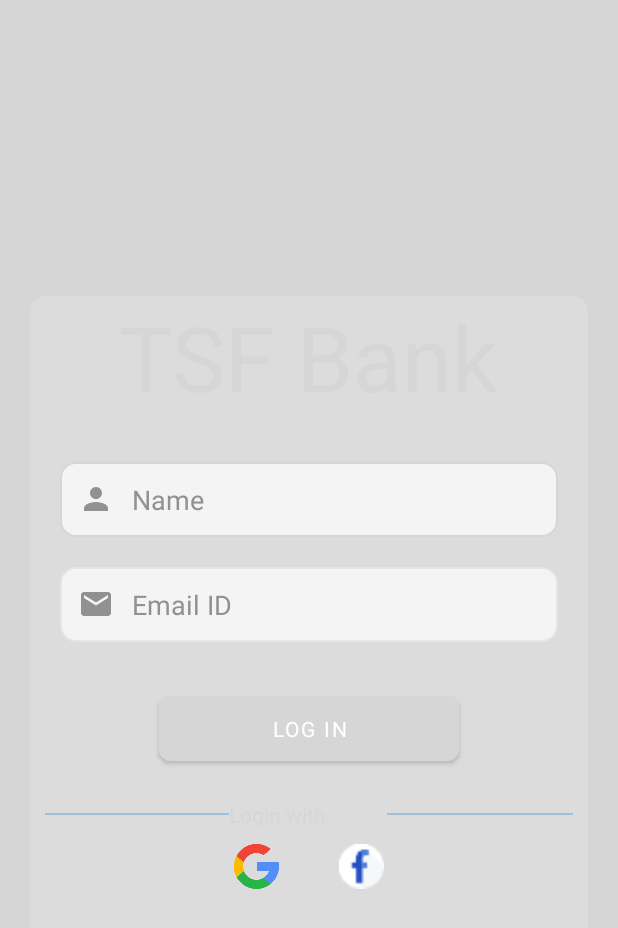
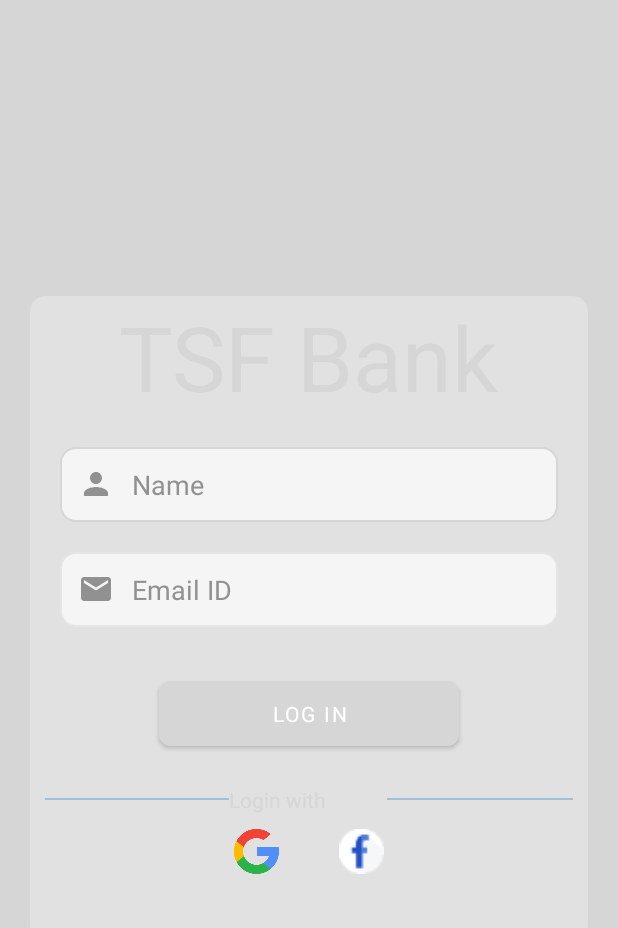
Before and after one commit to AkshayChavan7/Banking-App, an Android app: the LoginActivity screen opened directly, with no data from a screen before it, on a phone screen of 412 x 824 dp. Shown: the top 928 px of the screen. Run offline under Robolectric (Android 15) with nearby library versions, the phone set to English and light mode, and no system bars; libraries missing offline, so code that uses them is left out: com.facebook, com.facebook.login; plain views replace LoginButton; Roboto replaces fonts that are not available here; 7 statements that could not run were skipped.

Commit message:
Bug fixes for Facebook authentication & UI changes for Login Page

```diff
--- a/app/src/main/res/layout/activity_login.xml
+++ b/app/src/main/res/layout/activity_login.xml
@@ -14,7 +14,7 @@
         android:layout_width="match_parent"
         android:layout_height="430dp"
         android:layout_margin="20dp"
-        app:cardBackgroundColor="#27FFFFFF"
+        app:cardBackgroundColor="#41FFFFFF"
         app:cardCornerRadius="10dp"
         app:cardElevation="0dp"
         android:elevation="5dp"
@@ -39,7 +39,7 @@
                 android:id="@+id/et_name"
                 android:layout_width="match_parent"
                 android:layout_height="50dp"
-                android:layout_marginTop="30dp"
+                android:layout_marginTop="20dp"
                 android:layout_marginLeft="20dp"
                 android:layout_marginRight="20dp"
                 android:paddingStart="12dp"
```
